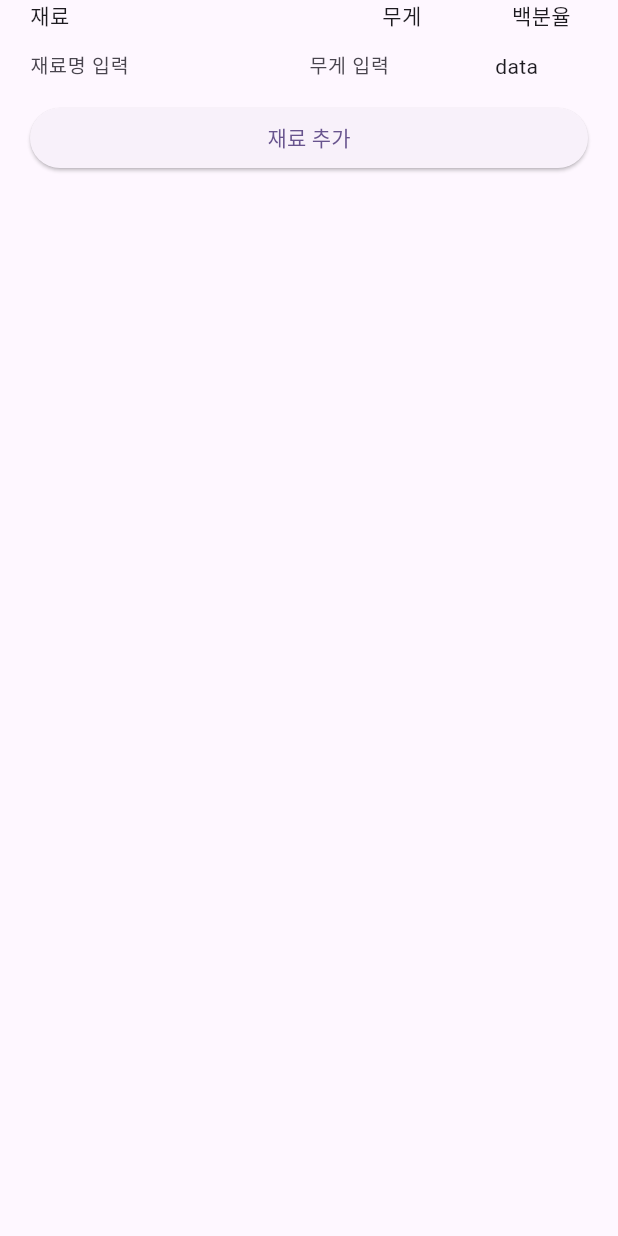
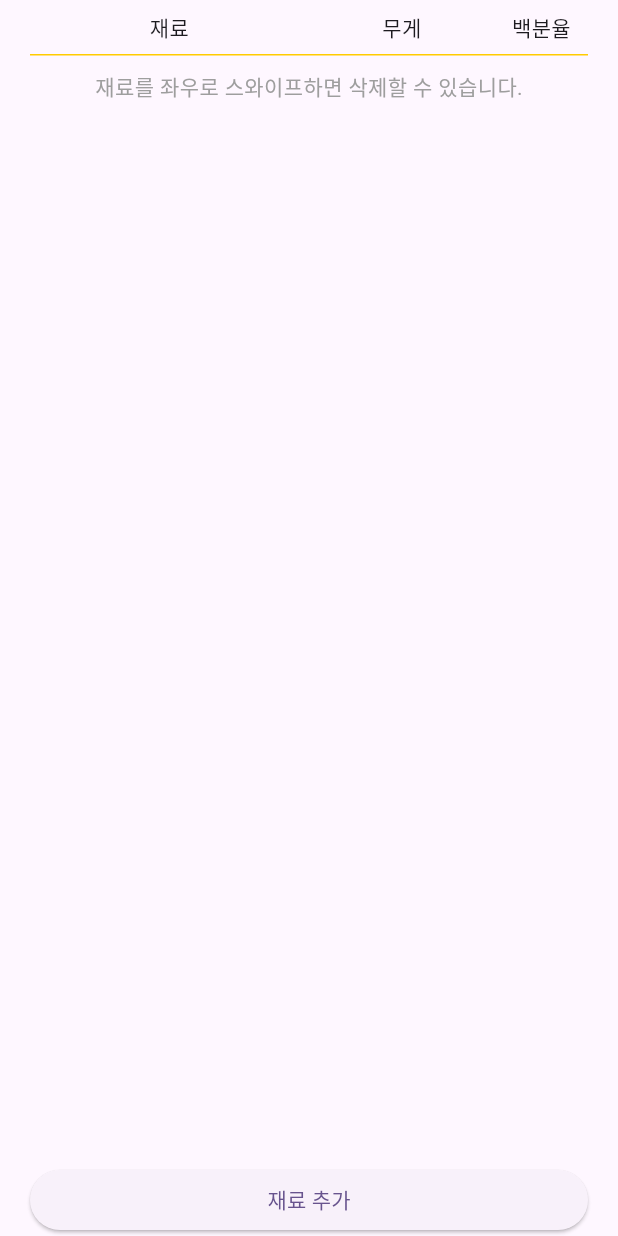
Before and after one commit to somarok/bakers_note, a Flutter app: the screen it shows after launch, after a tap on "베이커스 퍼센트 계산기", on a phone screen of 412 x 824 dp. Run offline on Flutter 3.47's test engine with Material 3 defaults, Android fonts, the phone set to English and light mode, and no system bars.

Commit message:
Feat: 베이커스 퍼센트 계산기
- 뷰 모델 추가
- 재료 필드 스와이프시 목록에서 삭제 기능 구현

```diff
--- /dev/null
+++ b/lib/data/model/ingredient.dart
@@ -0,0 +1,69 @@
+class Ingredient {
+  final int id;
+  final String name;
+  final num weight;
+  final num percent;
+
+//<editor-fold desc="Data Methods">
+  const Ingredient({
+    required this.id,
+    required this.name,
+    required this.weight,
+    required this.percent,
+  });
+
+  Ingredient.empty(this.id, this.name, this.weight, this.percent);
+
+  @override
+  bool operator ==(Object other) =>
+      identical(this, other) ||
+      (other is Ingredient &&
+          runtimeType == other.runtimeType &&
+          id == other.id &&
+          name == other.name &&
+          weight == other.weight &&
+          percent == other.percent);
+
+  @override
+  int get hashCode =>
+      id.hashCode ^ name.hashCode ^ weight.hashCode ^ percent.hashCode;
+
+  @override
+  String toString() {
+    return 'Ingredient{ id: $id, name: $name, weight: $weight, percent: $percent,}';
+  }
+
+  Ingredient copyWith({
+    int? id,
+    String? name,
+    num? weight,
+    num? percent,
+  }) {
+    return Ingredient(
+      id: id ?? this.id,
+      name: name ?? this.name,
+      weight: weight ?? this.weight,
+      percent: percent ?? this.percent,
+    );
+  }
+
+  Map<String, dynamic> toJson() {
+    return {
+      'id': id,
+      'name': name,
+      'weight': weight,
+      'percent': percent,
+    };
+  }
+
+  factory Ingredient.fromJson(Map<String, dynamic> json) {
+    return Ingredient(
+      id: json['id'] as int,
+      name: json['name'] as String,
+      weight: json['weight'] as num,
+      percent: json['percent'] as num,
+    );
+  }
+
+//</editor-fold>
+}
--- a/lib/main.dart
+++ b/lib/main.dart
@@ -1,6 +1,7 @@
 import 'package:bakers_note/presentation/bakers_calculator/bakers_percent_screen.dart';
-import 'package:flutter/cupertino.dart';
+import 'package:bakers_note/presentation/bakers_calculator/bakers_percent_view_model.dart';
 import 'package:flutter/material.dart';
+import 'package:provider/provider.dart';
 
 void main() {
   runApp(const MyApp());
@@ -42,17 +43,15 @@ class _MyHomePageState extends State<MyHomePage> {
           GestureDetector(
             behavior: HitTestBehavior.translucent,
             onTap: () {
-              Navigator.push(
-                  context,
-                  MaterialPageRoute(
-                      builder: (context) => const BakersPercentScreen()));
-              // showDialog(
-              //     context: context,
-              //     builder: (BuildContext ctx) {
-              //       return const AlertDialog(
-              //         title: Text('text'),
-              //       );
-              //     });
+              Navigator.of(context).push(
+                MaterialPageRoute(
+                  builder: (BuildContext context) =>
+                      ChangeNotifierProvider<BakersPercentViewModel>(
+                    create: (_) => BakersPercentViewModel(),
+                    builder: (context, child) => const BakersPercentScreen(),
+                  ),
+                ),
+              );
             },
             child: Container(
               padding: const EdgeInsets.symmetric(horizontal: 23),
--- a/lib/presentation/bakers_calculator/bakers_percent_screen.dart
+++ b/lib/presentation/bakers_calculator/bakers_percent_screen.dart
@@ -1,5 +1,9 @@
-import 'package:bakers_note/presentation/component/ingredient_form_row.dart';
+import 'package:bakers_note/data/model/ingredient.dart';
+import 'package:bakers_note/presentation/bakers_calculator/bakers_percent_view_model.dart';
 import 'package:flutter/material.dart';
+import 'package:flutter/widgets.dart';
+import 'package:provider/provider.dart';
+import 'component/ingredient_form_row.dart';
 
 class BakersPercentScreen extends StatefulWidget {
   const BakersPercentScreen({super.key});
@@ -9,26 +13,36 @@ class BakersPercentScreen extends StatefulWidget {
 }
 
 class _BakersPercentScreenState extends State<BakersPercentScreen> {
-  final List<IngredientFormRow> _textFormWidget = [];
   final formKey = GlobalKey<FormState>();
 
   @override
   Widget build(BuildContext context) {
+    final viewModel = context.watch<BakersPercentViewModel>();
+
     return Scaffold(
       body: SafeArea(
         child: Padding(
           padding: const EdgeInsets.symmetric(horizontal: 20),
-          child: SingleChildScrollView(
           child: Form(
             key: formKey,
             child: Column(
               children: [
-                  const Row(
+                Container(
+                  padding: const EdgeInsets.symmetric(vertical: 8),
+                  decoration: const BoxDecoration(
+                    border: BorderDirectional(
+                      bottom: BorderSide(
+                        color: Color.fromARGB(255, 255, 204, 0),
+                      ),
+                    ),
+                  ),
+                  child: const Row(
                     children: [
                       Expanded(
                         flex: 3,
                         child: Text(
                           '재료',
+                          textAlign: TextAlign.center,
                         ),
                       ),
                       Expanded(
@@ -47,14 +61,40 @@ class _BakersPercentScreenState extends State<BakersPercentScreen> {
                       ),
                     ],
                   ),
-                  IngredientFormRow(
-                    onEditingComplete: addTextField,
                 ),
-                  ..._textFormWidget.map((e) => e),
-                  Container(
+                const Padding(
+                  padding: EdgeInsets.symmetric(vertical: 10.0),
+                  child: Text(
+                    '재료를 좌우로 스와이프하면 삭제할 수 있습니다.',
+                    style: TextStyle(color: Colors.grey),
+                  ),
+                ),
+                Expanded(
+                  child: ListView.builder(
+                    itemCount: viewModel.ingredients.length,
+                    itemBuilder: (context, index) {
+                      final ingredients = viewModel.ingredients;
+                      return Dismissible(
+                        key: UniqueKey(),
+                        child: IngredientFormRow(
+                          onEditingComplete: viewModel.onFinishAddIngredient,
+                          ingredient: Ingredient(
+                            id: ingredients[index].id,
+                            name: ingredients[index].name,
+                            weight: ingredients[index].weight,
+                            percent: ingredients[index].percent,
+                          ),
+                          onDismissed: () => viewModel
+                              .onDismissedIngredient(ingredients[index].id),
+                        ),
+                      );
+                    },
+                  ),
+                ),
+                SizedBox(
                   width: double.infinity,
                   child: ElevatedButton(
-                      onPressed: () => addTextField(),
+                    onPressed: () => viewModel.onPressAddIngredientButton(),
                     child: const Text('재료 추가'),
                   ),
                 ),
@@ -63,17 +103,7 @@ class _BakersPercentScreenState extends State<BakersPercentScreen> {
           ),
         ),
       ),
-      ),
     );
-  }
-
-// 동적으로 폼필드 추가시키기
-  void addTextField() {
-    setState(() {
-      _textFormWidget.add(IngredientFormRow(
-        onEditingComplete: addTextField,
-      ));
-    });
   }
 
   // TODO. 백분율 계산 후 텍스트 표시
--- a/lib/presentation/component/ingredient_form_row.dart
+++ /dev/null
@@ -1,48 +0,0 @@
-
-import 'package:flutter/material.dart';
-
-class IngredientFormRow extends StatefulWidget {
-  const IngredientFormRow({
-    super.key,
-    required this.onEditingComplete,
-  });
-
-  final Function onEditingComplete;
-  @override
-  State<IngredientFormRow> createState() => _IngredientFormRowState();
-}
-
-class _IngredientFormRowState extends State<IngredientFormRow> {
-  @override
-  Widget build(BuildContext context) {
-    return Row(
-      children: [
-        Expanded(
-          flex: 3,
-          child: TextFormField(
-            decoration: const InputDecoration(
-              hintText: '재료명 입력',
-              border: InputBorder.none,
-            ),
-            style: const TextStyle(fontSize: 13),
-          ),
-        ),
-        Expanded(
-          flex: 2,
-          child: TextFormField(
-            decoration: const InputDecoration(
-              hintText: '무게 입력',
-              border: InputBorder.none,
-            ),
-            style: const TextStyle(fontSize: 13),
-            onEditingComplete: () => widget.onEditingComplete(),
-          ),
-        ),
-        const Expanded(
-          flex: 1,
-          child: Text('data'),
-        ),
-      ],
-    );
-  }
-}
--- a/pubspec.yaml
+++ b/pubspec.yaml
@@ -42,6 +42,7 @@ dependencies:
 
   sqflite: ^2.2.8 # SQL 쿼리를 사용하기 위함
   crypto: ^3.0.3 # 정보 암호화를 위함 (사용자 비밀번호 암호화)
+  provider: ^6.1.2
 
 
 
```
Also changed, not shown: lib/presentation/bakers_calculator/bakers_percent_view_model.dart (added, +38 -0 lines), lib/presentation/bakers_calculator/component/ingredient_form_row.dart (added, +78 -0 lines), pubspec.lock. Lines whose indentation alone changed are shown as unchanged.
